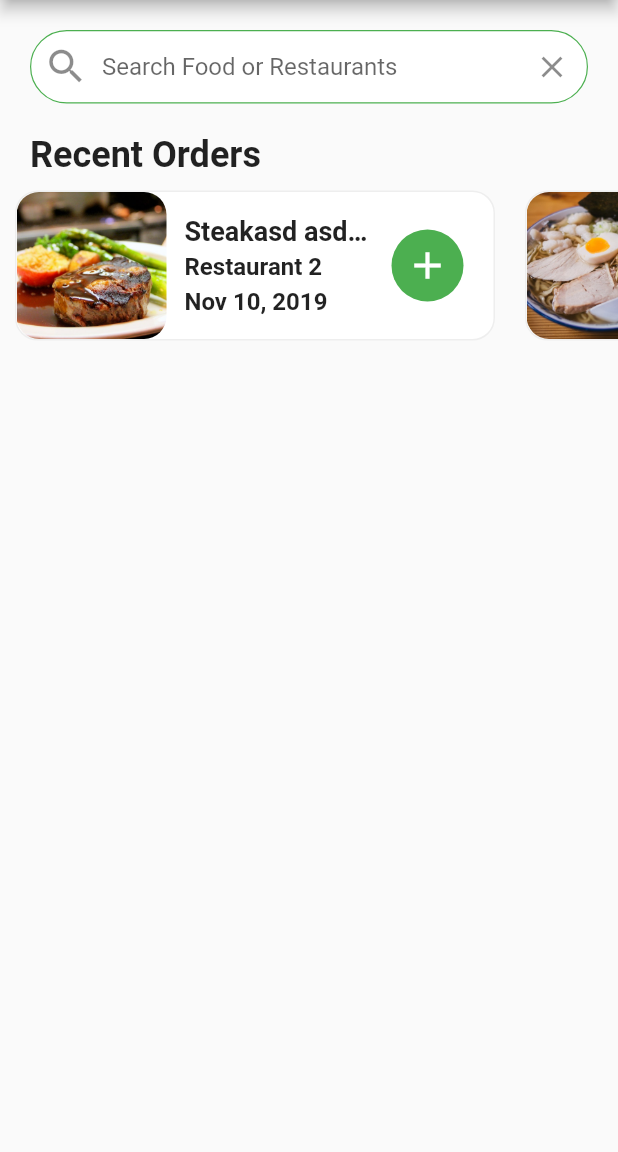
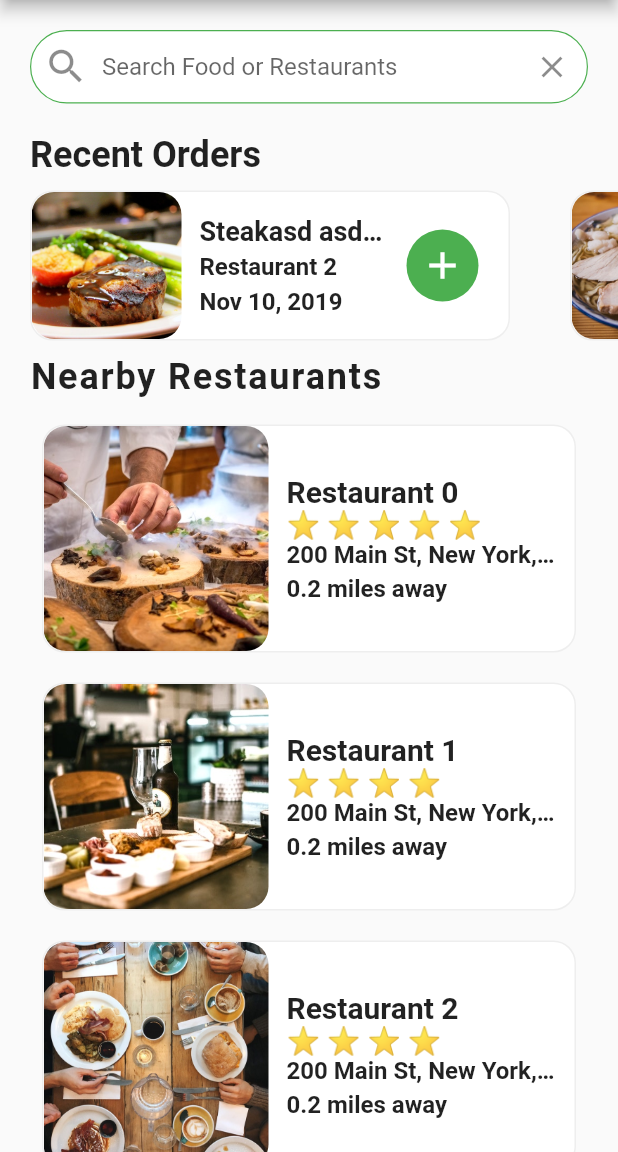
Before and after one commit to YamaTatsu10969/flutter_practice_app, a Flutter app: the screen it shows after launch, on a phone screen of 412 x 824 dp, the part 84-1236 px from its top. Run offline on Flutter 3.47's test engine with Material 2 defaults, Android fonts, the phone set to English and light mode, and no system bars; our stand-ins replace animated_text_kit, audioplayers, cloud_firestore, firebase_auth, flutter_spinkit, font_awesome_flutter and 4 more; missing offline and left inert: flutter_facebook_login; accounts and stored records are empty.

Commit message:
add list view

```diff
--- a/flutter_food_delivery_ui/lib/screens/home_screen.dart
+++ b/flutter_food_delivery_ui/lib/screens/home_screen.dart
@@ -1,7 +1,11 @@
+import 'package:flutter/cupertino.dart';
 import 'package:flutter/material.dart';
+import 'package:flutter_food_delivery_ui/screens/restaurant_screen.dart';
+import 'package:flutter_food_delivery_ui/widgets/rating_stars.dart';
 import 'package:flutter_food_delivery_ui/widgets/recent_orders.dart';
 
 import '../data/data.dart';
+import '../models/restaurant.dart';
 
 class HomeScreen extends StatefulWidget {
   @override
@@ -9,6 +13,91 @@ class HomeScreen extends StatefulWidget {
 }
 
 class _HomeScreenState extends State<HomeScreen> {
+  _buildRestaurants() {
+    List<Widget> restaurantList = [];
+    restaurants.forEach((Restaurant restaurant) {
+      restaurantList.add(
+        GestureDetector(
+          onTap: () => Navigator.push(
+            context,
+            MaterialPageRoute(
+              builder: (_) => RestaurantScreen(restaurant: restaurant),
+            ),
+          ),
+          child: Container(
+            margin: EdgeInsets.symmetric(horizontal: 20, vertical: 10),
+            decoration: BoxDecoration(
+              color: Colors.white,
+              borderRadius: BorderRadius.circular(15),
+              border: Border.all(
+                width: 1,
+                color: Colors.grey[200],
+              ),
+            ),
+            child: Row(
+              children: <Widget>[
+                ClipRRect(
+                  borderRadius: BorderRadius.circular(15),
+                  child: Hero(
+                    tag: restaurant.imageUrl,
+                    child: Image(
+                      height: 150,
+                      width: 150,
+                      image: AssetImage(restaurant.imageUrl),
+                      fit: BoxFit.cover,
+                    ),
+                  ),
+                ),
+                Flexible(
+                  child: Container(
+                    margin: EdgeInsets.all(12),
+                    child: Column(
+                      crossAxisAlignment: CrossAxisAlignment.start,
+                      mainAxisAlignment: MainAxisAlignment.center,
+                      children: <Widget>[
+                        Text(
+                          restaurant.name,
+                          style: TextStyle(
+                            fontSize: 20,
+                            fontWeight: FontWeight.bold,
+                          ),
+                          overflow: TextOverflow.ellipsis,
+                        ),
+                        RatingStars(restaurant.rating),
+                        Text(
+                          restaurant.address,
+                          style: TextStyle(
+                            fontSize: 16,
+                            fontWeight: FontWeight.w600,
+                          ),
+                          overflow: TextOverflow.ellipsis,
+                        ),
+                        SizedBox(height: 4),
+                        Text(
+                          '0.2 miles away',
+                          style: TextStyle(
+                            fontSize: 16,
+                            fontWeight: FontWeight.w600,
+                          ),
+                        ),
+                      ],
+                    ),
+                  ),
+                )
+              ],
+            ),
+          ),
+        ),
+      );
+    });
+    return Center(
+      child: Padding(
+        padding: const EdgeInsets.all(8.0),
+        child: Column(children: restaurantList),
+      ),
+    );
+  }
+
   @override
   Widget build(BuildContext context) {
     return Scaffold(
@@ -64,6 +153,23 @@ class _HomeScreenState extends State<HomeScreen> {
             ),
           ),
           RecentOrders(),
+          Column(
+            crossAxisAlignment: CrossAxisAlignment.start,
+            children: <Widget>[
+              Padding(
+                padding: EdgeInsets.symmetric(horizontal: 20),
+                child: Text(
+                  'Nearby Restaurants',
+                  style: TextStyle(
+                    fontSize: 24.0,
+                    fontWeight: FontWeight.w600,
+                    letterSpacing: 1.2,
+                  ),
+                ),
+              ),
+              _buildRestaurants(),
+            ],
+          )
         ],
       ),
     );
--- /dev/null
+++ b/flutter_food_delivery_ui/lib/widgets/rating_stars.dart
@@ -0,0 +1,22 @@
+import 'package:flutter/material.dart';
+
+class RatingStars extends StatelessWidget {
+  final int rating;
+
+  RatingStars(this.rating);
+
+  @override
+  Widget build(BuildContext context) {
+    String stars = '';
+    for (int i = 0; i < rating; i++) {
+      stars += '⭐ ️';
+    }
+    stars.trim();
+    return Text(
+      stars,
+      style: TextStyle(
+        fontSize: 18,
+      ),
+    );
+  }
+}
--- a/flutter_food_delivery_ui/lib/widgets/recent_orders.dart
+++ b/flutter_food_delivery_ui/lib/widgets/recent_orders.dart
@@ -6,7 +6,7 @@ import '../models/order.dart';
 class RecentOrders extends StatelessWidget {
   _buildRecentOrder(BuildContext context, Order order) {
     return Container(
-      margin: EdgeInsets.all(10.0),
+      margin: EdgeInsets.only(left: 20.0, top: 10, right: 20, bottom: 10),
       width: 320,
       decoration: BoxDecoration(
         color: Colors.white,
```
Also changed, not shown: flutter_food_delivery_ui/lib/screens/restaurant_screen.dart (added, +66 -0 lines).
